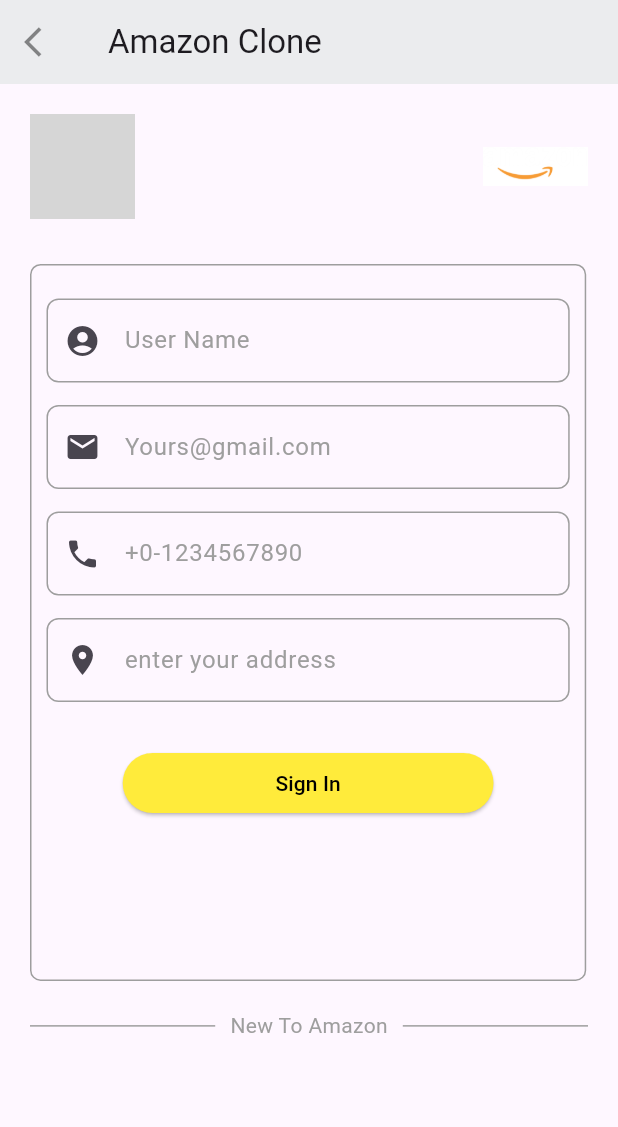
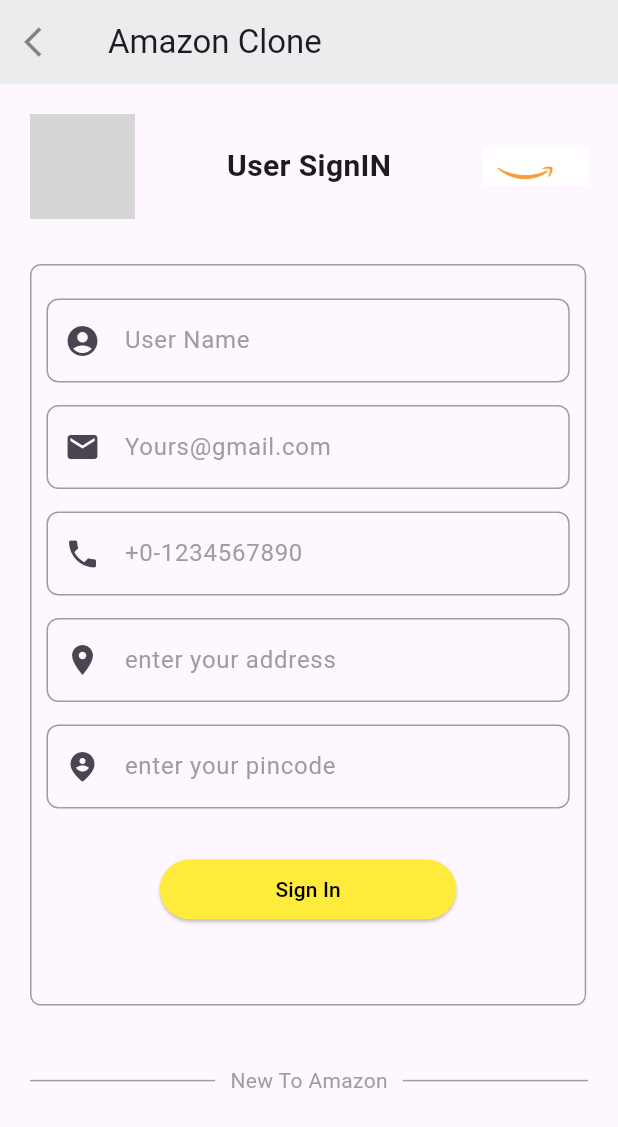
Before and after one commit to Rohan-Beta/AmazonClone, a Flutter app: the AccountScreen screen opened directly, after a tap on "Sign Out", after a tap on "Sign in with phone", on a phone screen of 412 x 824 dp. Shown: the top 1127 px of the screen. Run offline on Flutter 3.47's test engine with Material 3 defaults, Android fonts, the phone set to English and light mode, and no system bars; our stand-ins replace cloud_firestore, connectivity_plus, firebase_auth, firebase_core, font_awesome_flutter, image_picker and 3 more; accounts and stored records are empty; network calls fail; grey boxes are pictures that could not be loaded.

```diff
--- a/lib/provider/sign_in_provider.dart
+++ b/lib/provider/sign_in_provider.dart
@@ -42,6 +42,9 @@
   String? _address;
   String? get address => _address;
 
+  String? _pincode;
+  String? get pincode => _pincode;
+
   SignInProvider() {
     checkSignInUser();
   }
@@ -76,6 +79,7 @@
               _imageUrl = snapshot["imageUrl"],
               _provider = snapshot["provider"],
               _address = snapshot["address"],
+              _pincode = snapshot["pincode"],
             });
   }
 
@@ -93,6 +97,7 @@
       "imageUrl": _imageUrl,
       "provider": _provider,
       "address": _address,
+      "pincode": _pincode,
     });
     notifyListeners();
   }
@@ -107,6 +112,7 @@
     await s.setString("imageUrl", _imageUrl!);
     await s.setString("provider", _provider!);
     await s.setString("address", _address!);
+    await s.setString("pincode", _pincode!);
 
     notifyListeners();
   }
@@ -122,6 +128,7 @@
     _imageUrl = s.getString("imageUrl");
     _provider = s.getString("provider");
     _address = s.getString("address");
+    _pincode = s.getString("pincode");
 
     notifyListeners();
   }
@@ -160,14 +167,18 @@
     s.clear();
   }
 
-  void phoneNumberUser(User user, email, name, address) {
+// get details of user at the time of SignIn
+
+  void phoneNumberUser(User user, email, name, address, pincode) {
     _name = name;
     _email = email;
     _imageUrl =
         const Image(image: AssetImage("MyAssets/splashimage.png")).toString();
+
     _uid = user.phoneNumber;
     _provider = "PHONE";
     _address = address;
+    _pincode = pincode;
     notifyListeners();
   }
 }
--- a/lib/screens/account_screen.dart
+++ b/lib/screens/account_screen.dart
@@ -1,9 +1,11 @@
 // ignore_for_file: prefer_const_constructors, prefer_const_literals_to_create_immutables, deprecated_member_use
 
+import 'package:amazon/MyModels/product_model.dart';
 import 'package:amazon/Mythemes/color_theme.dart';
 import 'package:amazon/provider/sign_in_provider.dart';
 import 'package:amazon/screens/login_screen.dart';
 import 'package:amazon/screens/product_order_screen.dart';
+import 'package:amazon/screens/sell_product_screen.dart';
 import 'package:amazon/utilss/next_screen.dart';
 import 'package:amazon/utilss/screen_size.dart';
 import 'package:amazon/widget/account_app_bar.dart';
@@ -157,7 +159,9 @@
                     successColor: Colors.yellow,
                     color: Colors.yellow,
                     width: screenSize.width * 0.4,
-                    onPressed: () {},
+                    onPressed: () {
+                      nextScreen(context, SellProductScreen());
+                    },
                     child: Wrap(
                       children: [
                         Icon(
@@ -186,20 +190,17 @@
                     title: "Your Orders",
                     children: [
                       SampleProduct(
-                          url:
-                              "https://m.media-amazon.com/images/I/51QISbJp5-L._SX3000_.jpg"),
-                      SampleProduct(
-                          url:
-                              "https://m.media-amazon.com/images/I/51QISbJp5-L._SX3000_.jpg"),
-                      SampleProduct(
-                          url:
-                              "https://m.media-amazon.com/images/I/51QISbJp5-L._SX3000_.jpg"),
-                      SampleProduct(
-                          url:
-                              "https://m.media-amazon.com/images/I/51QISbJp5-L._SX3000_.jpg"),
-                      SampleProduct(
-                          url:
-                              "https://m.media-amazon.com/images/I/51QISbJp5-L._SX3000_.jpg"),
+                        productModel: ProductModel(
+                          "https://m.media-amazon.com/images/I/51QISbJp5-L._SX3000_.jpg",
+                          "Iphone",
+                          100,
+                          10,
+                          "123456789",
+                          "Rohan",
+                          "8017202787",
+                          4,
+                        ),
+                      ),
                     ],
                   ),
                   SizedBox(
--- a/lib/screens/cart_screen.dart
+++ b/lib/screens/cart_screen.dart
@@ -94,7 +94,7 @@
                         color: Colors.black,
                       ),
                       SizedBox(
-                        width: 15,
+                        width: 5,
                       ),
                       Text(
                         "Proceed to (n) items",
--- a/lib/screens/login_screen.dart
+++ b/lib/screens/login_screen.dart
@@ -55,7 +55,7 @@
                       controller: phoneController,
                       successColor: Colors.yellow,
                       color: Colors.yellow,
-                      width: screenSize.width * 0.80,
+                      width: screenSize.width * 0.7,
                       onPressed: () {
                         nextScreen(context, const PhoneAuthScreen());
                         phoneController.reset();
--- a/lib/screens/phoneAuth_screen.dart
+++ b/lib/screens/phoneAuth_screen.dart
@@ -1,5 +1,6 @@
 // ignore_for_file: file_names
 
+import 'package:amazon/MyLayouts/screen_layout.dart';
 import 'package:amazon/Mythemes/color_theme.dart';
 import 'package:amazon/provider/internet_provider.dart';
 import 'package:amazon/provider/sign_in_provider.dart';
@@ -26,16 +27,15 @@
   TextEditingController phoneController = TextEditingController();
   TextEditingController emailController = TextEditingController();
   TextEditingController nameController = TextEditingController();
+  TextEditingController addressController = TextEditingController();
+  TextEditingController pinCodeController = TextEditingController();
   TextEditingController otpCodeController = TextEditingController();
-  TextEditingController addressController = TextEditingController();
 
   @override
   Widget build(BuildContext context) {
     Size screenSize = MyScreenSize().getScreenSize();
 
     return Scaffold(
-      body: SafeArea(
-        child: Scaffold(
       appBar: AppBar(
         title: const Text("Amazon Clone"),
         backgroundColor: backgroundColor,
@@ -49,9 +49,12 @@
           },
         ),
       ),
+      body: SafeArea(
+        child: Scaffold(
           body: SingleChildScrollView(
             child: Container(
-              padding: const EdgeInsets.all(20),
+              padding: const EdgeInsets.only(
+                  left: 20, right: 20, top: 20, bottom: 20),
               child: Form(
                 key: formKey,
                 child: Column(
@@ -66,6 +69,13 @@
                           height: 70,
                           width: 70,
                         ),
+                        Text(
+                          "User SignIN",
+                          style: TextStyle(
+                            fontSize: 20,
+                            fontWeight: FontWeight.w600,
+                          ),
+                        ),
                         Image(
                           image: AssetImage("MyAssets/register2.png"),
                           height: 70,
@@ -76,18 +86,8 @@
                     const SizedBox(
                       height: 30,
                     ),
-                    // const Center(
-                    //   child: Text(
-                    //     "User SignIn",
-                    //     style: TextStyle(
-                    //         fontSize: 26, fontWeight: FontWeight.w500),
-                    //   ),
-                    // ),
-                    // const SizedBox(
-                    //   height: 24,
-                    // ),
                     Container(
-                      height: screenSize.height * 0.58,
+                      height: screenSize.height * 0.6,
                       width: screenSize.width * 0.9,
                       padding:
                           const EdgeInsets.only(top: 22, left: 10, right: 10),
@@ -143,10 +143,19 @@
                             myIcon: const Icon(Icons.location_on),
                           ),
                           const SizedBox(
+                            height: 15,
+                          ),
+                          SignInTextForm(
+                            myController: pinCodeController,
+                            myHintText: "enter your pincode",
+                            myText: "pincode can not be empty",
+                            myIcon: const Icon(Icons.person_pin_circle_rounded),
+                          ),
+                          const SizedBox(
                             height: 30,
                           ),
                           SizedBox(
-                            width: screenSize.width * 0.6,
+                            width: screenSize.width * 0.48,
                             child: ElevatedButton(
                               style: ElevatedButton.styleFrom(
                                   backgroundColor: Colors.yellow),
@@ -163,7 +172,7 @@
                       ),
                     ),
                     const SizedBox(
-                      height: 20,
+                      height: 40,
                     ),
                     Row(
                       children: [
@@ -267,6 +276,7 @@
                                 emailController.text.trim(),
                                 nameController.text,
                                 addressController.text,
+                                pinCodeController.text,
                               );
 
                               // check user exists or not
@@ -291,7 +301,7 @@
                                       .then((value) =>
                                           sp.setSignIn().then((value) {
                                             nextScreenReplace(
-                                                context, const HomeScreen());
+                                                context, const ScreenLayout());
                                           })));
                                 }
                               });
--- a/lib/widget/sample_product.dart
+++ b/lib/widget/sample_product.dart
@@ -1,9 +1,13 @@
+import 'package:amazon/MyModels/product_model.dart';
+import 'package:amazon/screens/product_detail_screen.dart';
+import 'package:amazon/utilss/next_screen.dart';
 import 'package:flutter/material.dart';
 
 class SampleProduct extends StatefulWidget {
-  final String url;
+  // final String url;
+  final ProductModel productModel;
 
-  const SampleProduct({super.key, required this.url});
+  const SampleProduct({super.key, required this.productModel});
 
   @override
   State<SampleProduct> createState() => _SampleProductState();
@@ -12,27 +16,22 @@
 class _SampleProductState extends State<SampleProduct> {
   @override
   Widget build(BuildContext context) {
-    return
-        // GestureDetector(
-        //   onTap: () {
-        //     Navigator.push(
-        //       context,
-        //       MaterialPageRoute(
-        //         builder: (context) => ProductDetailScreen(product: productModel),
-        //       ),
-        //     );
-        //   },
-        // child:
-        AspectRatio(
-      aspectRatio: 1 / 1,
-      child: Container(
-        color: Colors.white,
-        child: Padding(
-          padding: const EdgeInsets.all(10), child: Image.network(widget.url),
-          // Image.network(productModel.url),
+    return GestureDetector(
+      onTap: () {
+        nextScreen(context, ProductDetailScreen(product: widget.productModel));
+      },
+      child: AspectRatio(
+        aspectRatio: 1 / 1,
+        child: Container(
+          color: Colors.white,
+          child: Padding(
+            padding: const EdgeInsets.all(10),
+            child:
+                //  Image.network(widget.url),
+                Image.network(widget.productModel.url),
+          ),
         ),
       ),
     );
-    // );
   }
 }
```
Also changed, not shown: lib/MyModels/order_request_model.dart (added, +30 -0 lines), lib/main.dart (+4 -16 lines), lib/screens/full_review_screen.dart (+10 -6 lines), lib/screens/home_screen.dart (+23 -10 lines), lib/screens/product_detail_screen.dart (+13 -3 lines), lib/screens/product_order_screen.dart (+8 -2 lines), lib/screens/sell_product_screen.dart (added, +316 -0 lines), lib/utilss/screen_size.dart (+9 -0 lines), lib/widget/cart_items.dart (+17 -24 lines), lib/widget/review_dialog.dart (added, +65 -0 lines). Lines whose indentation alone changed are shown as unchanged.
